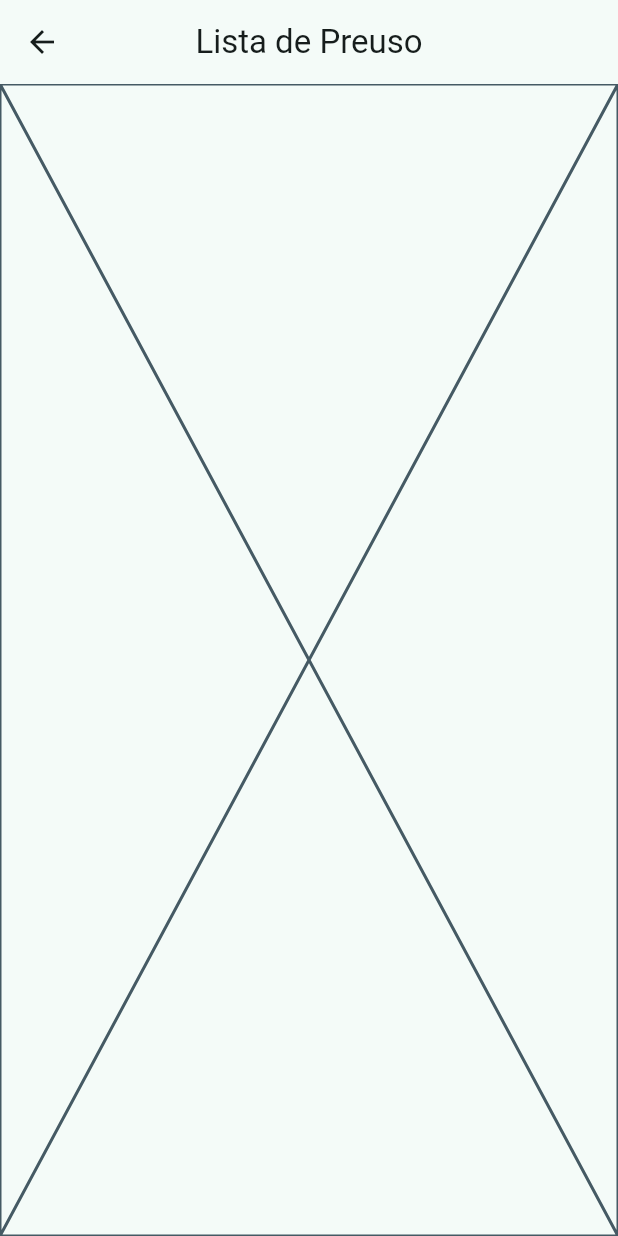
After one commit to JeanPiereR/chequeojp, a Flutter app: the screen it shows after launch, after a tap on "Lista PreUso", on a phone screen of 412 x 824 dp. The commit adds this screen. Run offline on Flutter 3.47's test engine with Material 2 defaults, Android fonts, the phone set to English and light mode, and no system bars; our stand-ins replace go_router.

Commit message:
Go_Router

```diff
--- /dev/null
+++ b/lib/config/router/app_router.dart
@@ -0,0 +1,28 @@
+import 'package:chequeo_f_h/presentation/screens/ARC/arc_screen.dart';
+import 'package:chequeo_f_h/presentation/screens/biblioteca/biblioteca_screen.dart';
+import 'package:chequeo_f_h/presentation/screens/home/home_screen.dart';
+import 'package:chequeo_f_h/presentation/screens/lista_preuso/preuso_screen.dart';
+import 'package:go_router/go_router.dart';
+
+// GoRouter configuration
+final appRouter = GoRouter(
+  initialLocation: "/",
+  routes: [
+    GoRoute(
+      path: '/',
+      builder: (context, state) => const HomeScreen(),
+    ),
+    GoRoute(
+      path: '/preuso',
+      builder: (context, state) => const PreusoScreen(),
+    ),
+    GoRoute(
+      path: '/arc',
+      builder: (context, state) => const ArcScreen(),
+    ),
+    GoRoute(
+      path: '/biblioteca',
+      builder: (context, state) => const BibliotecaScreen(),
+    ),
+  ],
+);
--- a/lib/main.dart
+++ b/lib/main.dart
@@ -1,5 +1,5 @@
+import 'package:chequeo_f_h/config/router/app_router.dart';
 import 'package:chequeo_f_h/config/theme/app_theme.dart';
-import 'package:chequeo_f_h/presentation/screens/home/home_screen.dart';
 import 'package:flutter/material.dart';
 
 void main() {
@@ -11,13 +11,15 @@ class MainApp extends StatelessWidget {
 
   @override
   Widget build(BuildContext context) {
-    return MaterialApp(
-        debugShowCheckedModeBanner: false,
+    ///Anexamos nuestro MaterialApp con go_router
+    return MaterialApp.router(
+      ///Incluimos el sistema de rutas
+      routerConfig: appRouter,
 
-        ///Seleccion del tema a usar
-        theme: AppTheme(selectedColor: 0).getTheme(),
+      debugShowCheckedModeBanner: false,
 
-        ///Home Screen
-        home: const HomeScreen());
+      ///Seleccion del tema a usar
+      theme: AppTheme(selectedColor: 5).getTheme(),
+    );
   }
 }
--- a/lib/presentation/screens/home/home_screen.dart
+++ b/lib/presentation/screens/home/home_screen.dart
@@ -2,6 +2,7 @@
 
 import 'package:chequeo_f_h/config/menu_items/menu_items.dart';
 import 'package:flutter/material.dart';
+import 'package:go_router/go_router.dart';
 
 class HomeScreen extends StatelessWidget {
   const HomeScreen({super.key});
@@ -66,7 +67,9 @@ class _customMenuTile extends StatelessWidget {
 
       ///Accion al presionar
       onTap: () {
-        //TODO IMPLEMENTAR GO_ROUTER
+        ///Establecemos que al presionar redireccione al Link del menuItem
+        ///El .push permite el retroceder a una pantalla anterior
+        context.push(menuItem.link);
       },
     );
   }
--- /dev/null
+++ b/lib/presentation/screens/lista_preuso/preuso_screen.dart
@@ -0,0 +1,13 @@
+import 'package:flutter/material.dart';
+
+class PreusoScreen extends StatelessWidget {
+  const PreusoScreen({super.key});
+
+  @override
+  Widget build(BuildContext context) {
+    return Scaffold(
+      appBar: AppBar(title: const Text("Lista de Preuso")),
+      body: const Placeholder(),
+    );
+  }
+}
--- a/pubspec.yaml
+++ b/pubspec.yaml
@@ -9,6 +9,7 @@ environment:
 dependencies:
   flutter:
     sdk: flutter
+  go_router: ^10.0.0
 
 dev_dependencies:
   flutter_test:
```
Also changed, not shown: lib/presentation/screens/ARC/arc_screen.dart (added, +13 -0 lines), lib/presentation/screens/biblioteca/biblioteca_screen.dart (added, +13 -0 lines), pubspec.lock, 1 other file.
